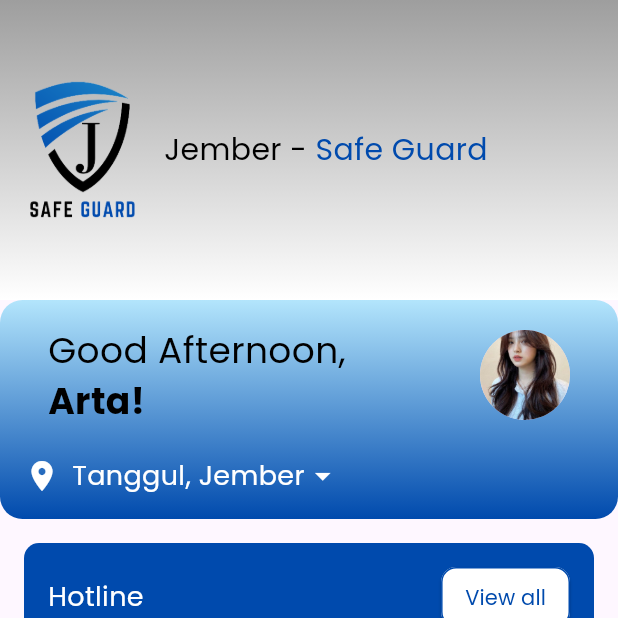
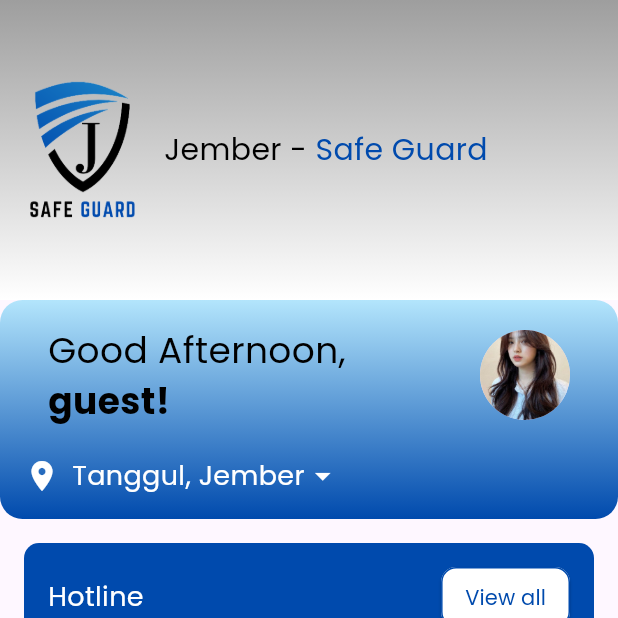
Before and after one commit to KartikaIndahWT08/j_safe_guard, a Flutter app: the HomePage screen opened directly, on a phone screen of 412 x 824 dp, the top half of it. Run offline on Flutter 3.47's test engine with Material 3 defaults, Android fonts, the light colour scheme and no system bars; our stand-ins replace cloud_firestore, firebase_auth, firebase_core, get_it, google_fonts; accounts and stored records are empty.

Commit message:
feat: profile

```diff
--- a/lib/main.dart
+++ b/lib/main.dart
@@ -1,5 +1,6 @@
 import 'package:flutter/material.dart';
 import 'package:provider/provider.dart';
+import 'package:tes_j_safe_guard/provider/user_provider.dart';
 import 'package:tes_j_safe_guard/screen/lc.dart';
 import 'package:tes_j_safe_guard/screen/splash/screen/splash.dart';
 import 'package:firebase_core/firebase_core.dart';
@@ -27,6 +28,7 @@
     return MultiProvider(
       providers: [
         ChangeNotifierProvider(create: (_) => AuthProvider()),
+        ChangeNotifierProvider(create: (_) => UserProvider()),
       ],
       child: const MaterialApp(
         title: 'Jember - Safe Guard',
--- /dev/null
+++ b/lib/provider/user_provider.dart
@@ -0,0 +1,28 @@
+import 'package:flutter/material.dart';
+import 'package:cloud_firestore/cloud_firestore.dart';
+
+class UserProvider with ChangeNotifier {
+  String _name = 'guest';
+  String _email = 'guest';
+  String _location = 'guest';
+  String _phone = 'guest';
+  String get name => _name;
+  String get email => _email;
+  String get location => _location;
+  String get phone => _phone;
+
+  Future<void> fetchUser(String userId) async {
+    try {
+      DocumentSnapshot userDoc = await FirebaseFirestore.instance.collection('users').doc(userId).get();
+      if (userDoc.exists) {
+        _name = userDoc['name'];
+        _email = userDoc['email'];
+        _location = userDoc['location'];
+        _phone = userDoc['phoneNumber'];
+        notifyListeners();
+      }
+    } catch (e) {
+      print('Failed to fetch user: $e');
+    }
+  }
+}
--- a/lib/screen/homepage/screen/homepage.dart
+++ b/lib/screen/homepage/screen/homepage.dart
@@ -1,8 +1,10 @@
 // ignore_for_file: use_key_in_widget_constructors
 
 import 'package:flutter/material.dart';
+import 'package:provider/provider.dart';
 
 import 'package:tes_j_safe_guard/navbar.dart';
+import 'package:tes_j_safe_guard/provider/user_provider.dart';
 import 'package:tes_j_safe_guard/screen/detailNews/screen/detailNews.dart';
 import 'package:tes_j_safe_guard/screen/news/screen/news.dart';
 
@@ -17,6 +19,7 @@
 
   @override
   Widget build(BuildContext context) {
+    final userProvider = Provider.of<UserProvider>(context);
     return Scaffold(
       body: SingleChildScrollView(
         child: Column(children: [
@@ -76,16 +79,16 @@
                 end: Alignment.bottomCenter,
               ),
             ),
-            child: const Column(
+            child: Column(
               crossAxisAlignment: CrossAxisAlignment.start,
               children: [
                 Row(
                   children: [
-                    SizedBox(width: 16.0),
+                    const SizedBox(width: 16.0),
                     Column(
                       crossAxisAlignment: CrossAxisAlignment.start,
                       children: [
-                        Text(
+                        const Text(
                           'Good Afternoon,',
                           style: TextStyle(
                             fontSize: 24,
@@ -94,8 +97,8 @@
                           ),
                         ),
                         Text(
-                          'Arta!',
-                          style: TextStyle(
+                          '${userProvider.name}!',
+                          style: const TextStyle(
                             fontSize: 24,
                             color: Colors.black,
                             fontFamily: 'Poppins',
@@ -104,7 +107,7 @@
                         ),
                       ],
                     ),
-                    Expanded(
+                    const Expanded(
                       child: Row(
                         mainAxisAlignment: MainAxisAlignment.end,
                         children: [
@@ -119,8 +122,8 @@
                     ),
                   ],
                 ),
-                SizedBox(height: 20.0),
-                Row(
+                const SizedBox(height: 20.0),
+                const Row(
                   children: [
                     Icon(Icons.location_on, color: Colors.white),
                     SizedBox(width: 8.0),
@@ -175,7 +178,7 @@
                     // Tambahkan navigasi ke MainPage di sini
                     Navigator.push(
                       context,
-                      MaterialPageRoute(builder: (context) => HotlinePage()),
+                      MaterialPageRoute(builder: (context) => const HotlinePage()),
                     );
                   },
                   child: const Text(
--- a/lib/screen/login/screen/loginpage.dart
+++ b/lib/screen/login/screen/loginpage.dart
@@ -72,7 +72,7 @@
 
                     try {
                       await Provider.of<AuthProvider>(context, listen: false)
-                          .signIn(email, password);
+                          .signIn(context, email, password);
                       Navigator.push(
                         context,
                         MaterialPageRoute(
--- a/lib/screen/signup/screen/signup.dart
+++ b/lib/screen/signup/screen/signup.dart
@@ -145,7 +145,7 @@
 
                     try {
                       await Provider.of<AuthProvider>(context, listen: false)
-                          .signUp(email, password, name, phone);
+                          .signUp(context, email, password, name, phone);
                       Navigator.push(
                         context,
                         MaterialPageRoute(
--- a/pubspec.yaml
+++ b/pubspec.yaml
@@ -1,6 +1,6 @@
 name: tes_j_safe_guard
 description: "A new Flutter project."
-publish_to: 'none' # Remove this line if you wish to publish to pub.dev
+publish_to: 'none'
 
 version: 1.0.0+1
 
```
Also changed, not shown: lib/provider/auth_provider.dart (+14 -5 lines), pubspec.lock.
